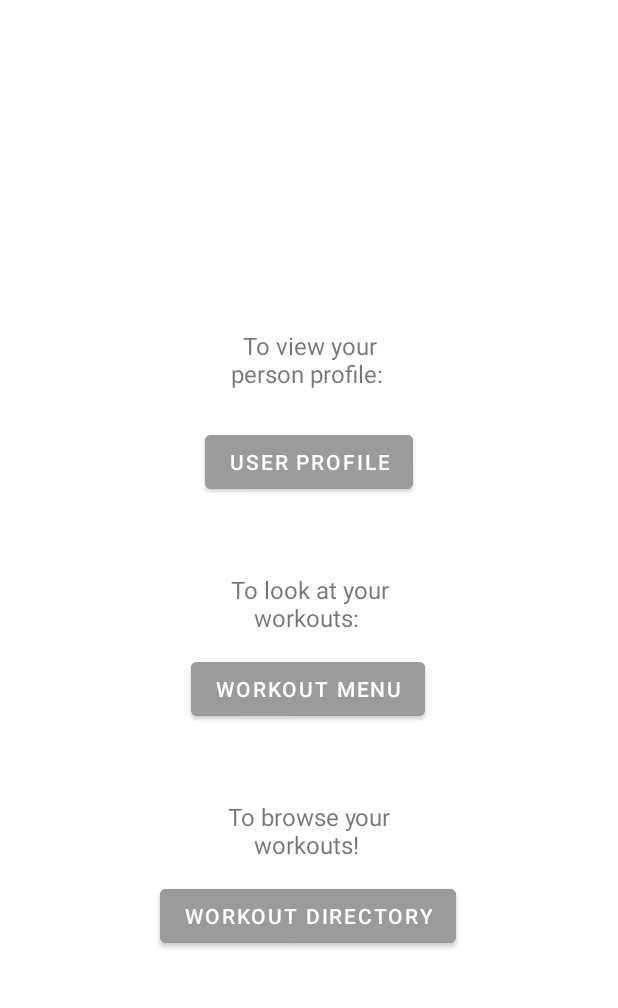
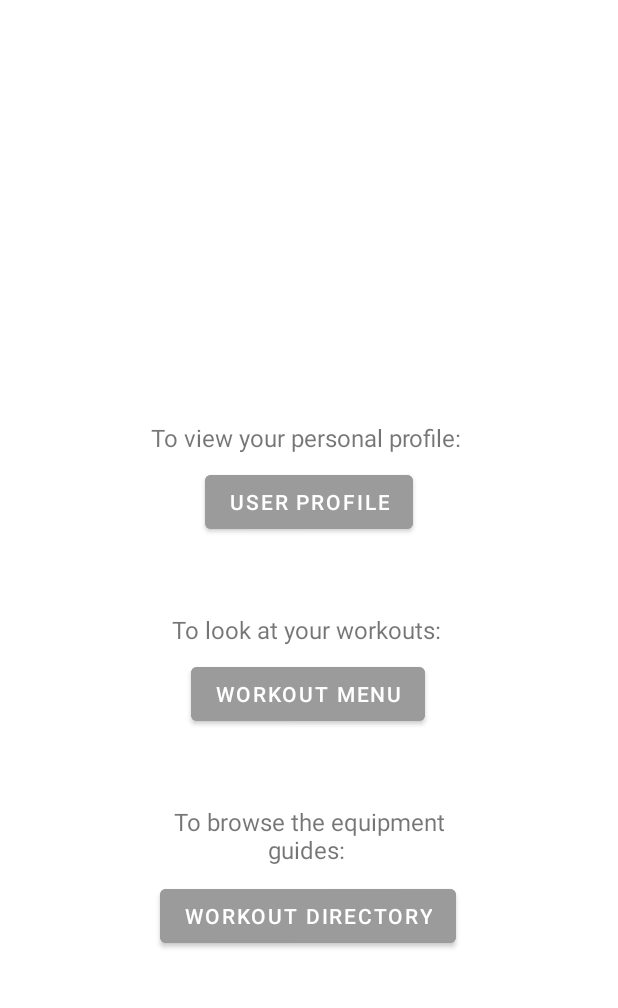
Before and after one commit to Twilli70/GymRat, an Android app: the MainMenuFragment screen opened directly, with no data from a screen before it, on a phone screen of 412 x 824 dp, the part 224-1232 px from its top. Run offline under Robolectric (Android 15) with nearby library versions, the phone set to English and light mode, and no system bars.

Commit message:
Updated UI

```diff
--- a/app/src/main/res/layout/fragment_main_menu.xml
+++ b/app/src/main/res/layout/fragment_main_menu.xml
@@ -56,9 +56,9 @@
 
     <TextView
         android:id="@+id/textView"
-        android:layout_width="139dp"
-        android:layout_height="53dp"
-        android:text="To browse your workouts! "
+        android:layout_width="200dp"
+        android:layout_height="50dp"
+        android:text="To browse the equipment guides: "
         android:textAlignment="center"
         android:textSize="16sp"
         app:layout_constraintBottom_toTopOf="@+id/workoutDirectoryBtn"
@@ -67,8 +67,8 @@
 
     <TextView
         android:id="@+id/textView8"
-        android:layout_width="139dp"
-        android:layout_height="53dp"
+        android:layout_width="200dp"
+        android:layout_height="30dp"
         android:text="To look at your workouts: "
         android:textAlignment="center"
         android:textSize="16sp"
@@ -78,16 +78,14 @@
 
     <TextView
         android:id="@+id/textView10"
-        android:layout_width="139dp"
-        android:layout_height="53dp"
-        android:layout_marginTop="36dp"
-        android:text="To view your person profile: "
+        android:layout_width="220dp"
+        android:layout_height="30dp"
+        android:text="To view your personal profile: "
         android:textAlignment="center"
         android:textSize="16sp"
         app:layout_constraintBottom_toTopOf="@+id/userProfileBtn"
         app:layout_constraintEnd_toEndOf="parent"
-        app:layout_constraintStart_toStartOf="parent"
-        app:layout_constraintTop_toBottomOf="@+id/imageView" />
+        app:layout_constraintStart_toStartOf="parent" />
 
     <ImageView
         android:id="@+id/imageView"
--- a/app/src/main/res/layout/routine_item.xml
+++ b/app/src/main/res/layout/routine_item.xml
@@ -16,12 +16,15 @@
                 android:layout_width="wrap_content"
                 android:layout_height="wrap_content"
                 android:layout_marginRight="10dp"
+                android:layout_weight="1"
+                android:backgroundTint="@color/w5"
                 android:text="Start" />
 
             <TextView
                 android:id="@+id/routineNameLabel"
                 android:layout_width="wrap_content"
                 android:layout_height="wrap_content"
+                android:layout_weight="2"
                 android:text="Routine Name"
                 android:textSize="24sp" />
         </TableRow>
```
Also changed, not shown: app/src/main/res/layout/fragment_user_profile.xml (+9 -11 lines), app/src/main/res/layout/fragment_workout_menu.xml (+5 -3 lines), app/src/main/res/layout/session_item.xml (+20 -8 lines).
